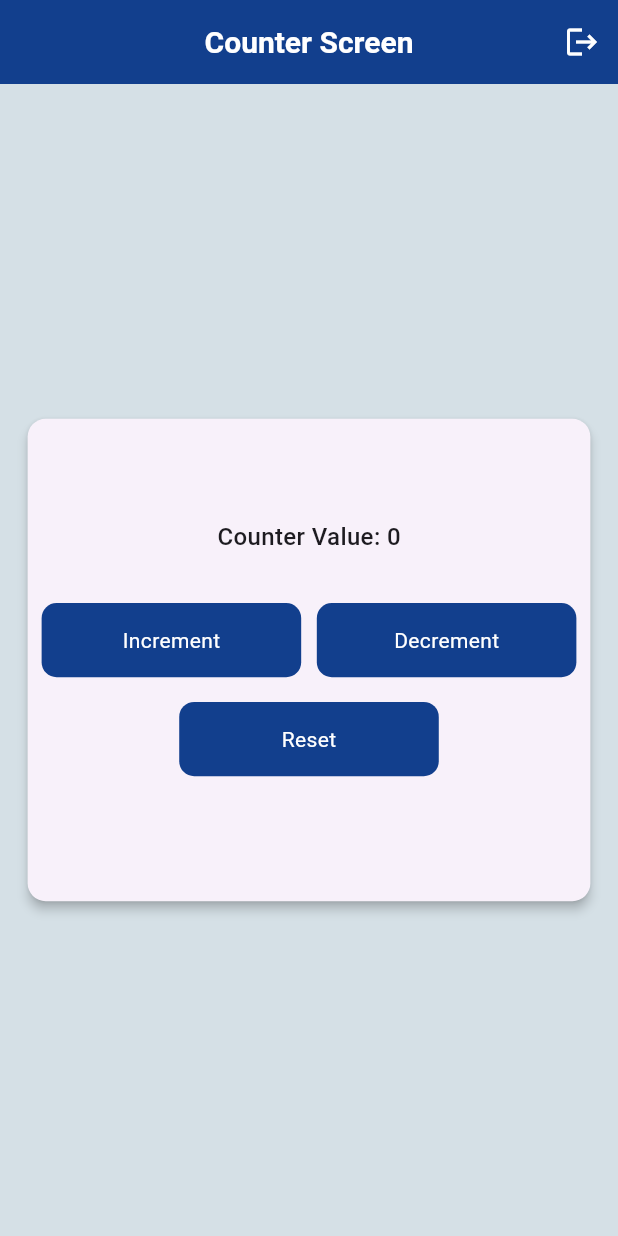
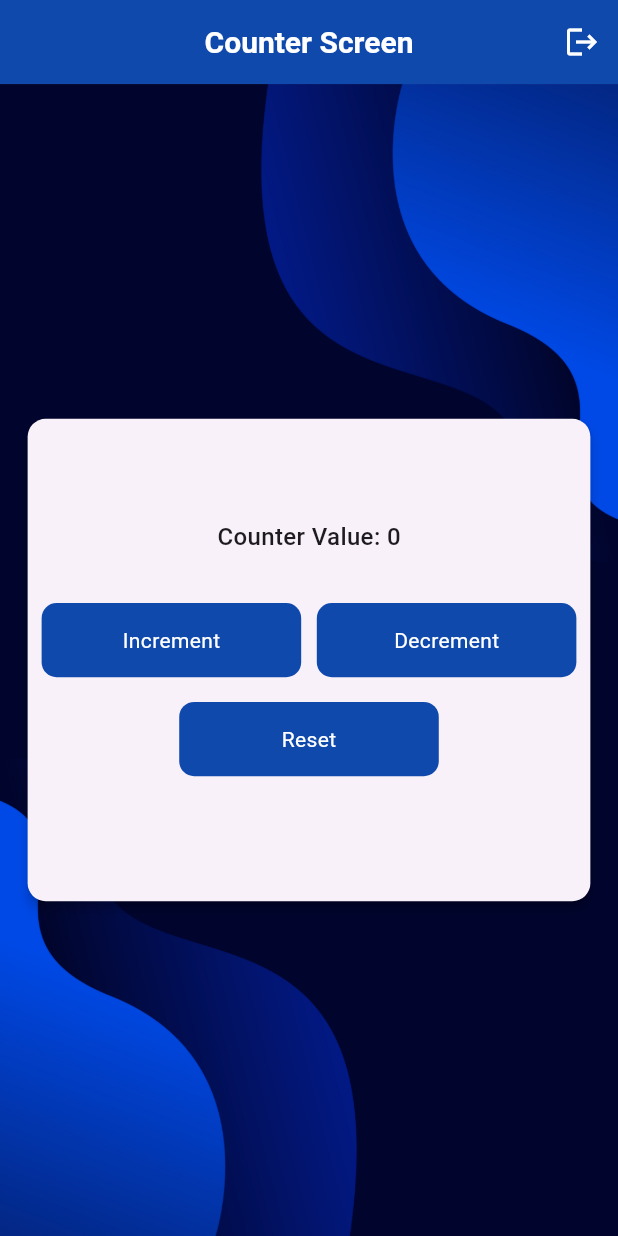
Before and after one commit to prabakaran75/bytelogik_task, a Flutter app: the CounterScreen screen opened directly, on a phone screen of 412 x 824 dp. Run offline on Flutter 3.47's test engine with Material 3 defaults, Android fonts, the light colour scheme and no system bars; our stand-ins replace flutter_riverpod, shared_preferences, sqflite; accounts and stored records are empty.

Commit message:
added bg img

```diff
--- a/lib/common/custom_button.dart
+++ b/lib/common/custom_button.dart
@@ -12,7 +12,7 @@ import 'package:flutter/material.dart';
       height: ht * 0.06,
       width: wd * 0.6,
       decoration: BoxDecoration(
-          color: Color.fromARGB(255, 18, 63, 141),
+        color: Color.fromARGB(255, 16, 73, 172),
         borderRadius: BorderRadius.circular(10),
       ),
       child: Center(
--- a/lib/screens/auth/signin_screen.dart
+++ b/lib/screens/auth/signin_screen.dart
@@ -51,7 +51,7 @@ class _SigninScreenState extends State<SigninScreen> {
     final ht = MediaQuery.of(context).size.height;
     final wd = MediaQuery.of(context).size.width;
     return Scaffold(
-      backgroundColor: const Color.fromARGB(255, 18, 63, 141),
+      backgroundColor: const Color.fromARGB(255, 16, 73, 172),
       body: Column(
         children: [
           Padding(
--- a/lib/screens/auth/signup_screen.dart
+++ b/lib/screens/auth/signup_screen.dart
@@ -51,7 +51,7 @@ class _SignupScreenState extends State<SignupScreen> {
     final ht = MediaQuery.of(context).size.height;
     final wd = MediaQuery.of(context).size.width;
     return Scaffold(
-      backgroundColor: const Color.fromARGB(255, 18, 63, 141),
+      backgroundColor: const Color.fromARGB(255, 16, 73, 172),
       body: Column(
         children: [
           Padding(
--- a/lib/screens/counter_screen.dart
+++ b/lib/screens/counter_screen.dart
@@ -53,7 +53,7 @@ class CounterScreen extends ConsumerWidget {
     return Scaffold(
       backgroundColor: const Color.fromARGB(255, 213, 224, 230),
       appBar: AppBar(
-        backgroundColor: const Color.fromARGB(255, 18, 63, 141),
+        backgroundColor: const Color.fromARGB(255, 16, 73, 172),
         actions: [
           IconButton(
             onPressed: () {
@@ -72,7 +72,15 @@ class CounterScreen extends ConsumerWidget {
         ),
         centerTitle: true,
       ),
-      body: Center(
+      body: Stack(
+        children: [
+          Image.asset(
+            "assets/images/bg.jpg",
+            height: ht,
+            width: wd,
+            fit: BoxFit.cover,
+          ),
+          Center(
             child: Padding(
               padding: EdgeInsets.symmetric(horizontal: wd * 0.035),
               child: SizedBox(
@@ -99,11 +107,15 @@ class CounterScreen extends ConsumerWidget {
                           mainAxisAlignment: MainAxisAlignment.spaceEvenly,
                           children: [
                             customButton(ht, wd * 0.7, "Increment", () {
-                          refs.read(initialCounterValue.notifier).increment();
+                              refs
+                                  .read(initialCounterValue.notifier)
+                                  .increment();
                             }),
                             SizedBox(width: wd * 0.02),
                             customButton(ht, wd * 0.7, "Decrement", () {
-                          refs.read(initialCounterValue.notifier).decrement();
+                              refs
+                                  .read(initialCounterValue.notifier)
+                                  .decrement();
                             }),
                           ],
                         ),
@@ -119,6 +131,8 @@ class CounterScreen extends ConsumerWidget {
               ),
             ),
           ),
+        ],
+      ),
     );
   }
 }
```
Also changed, not shown: assets/images/bg.jpg (added). Lines whose indentation alone changed are shown as unchanged.
